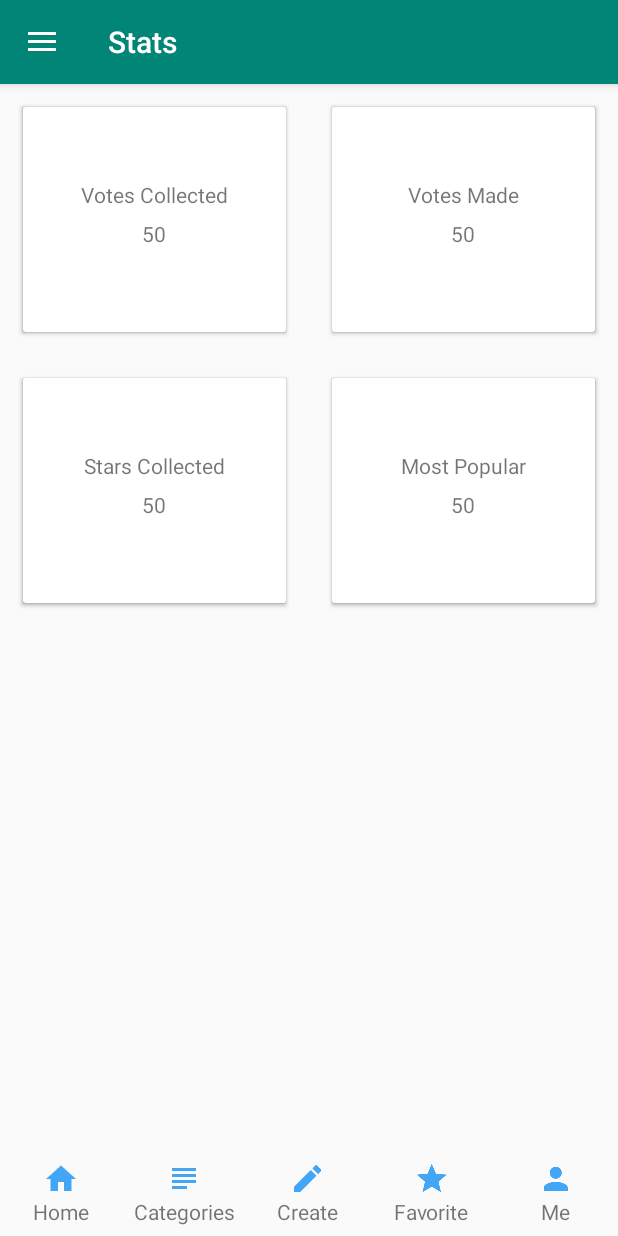
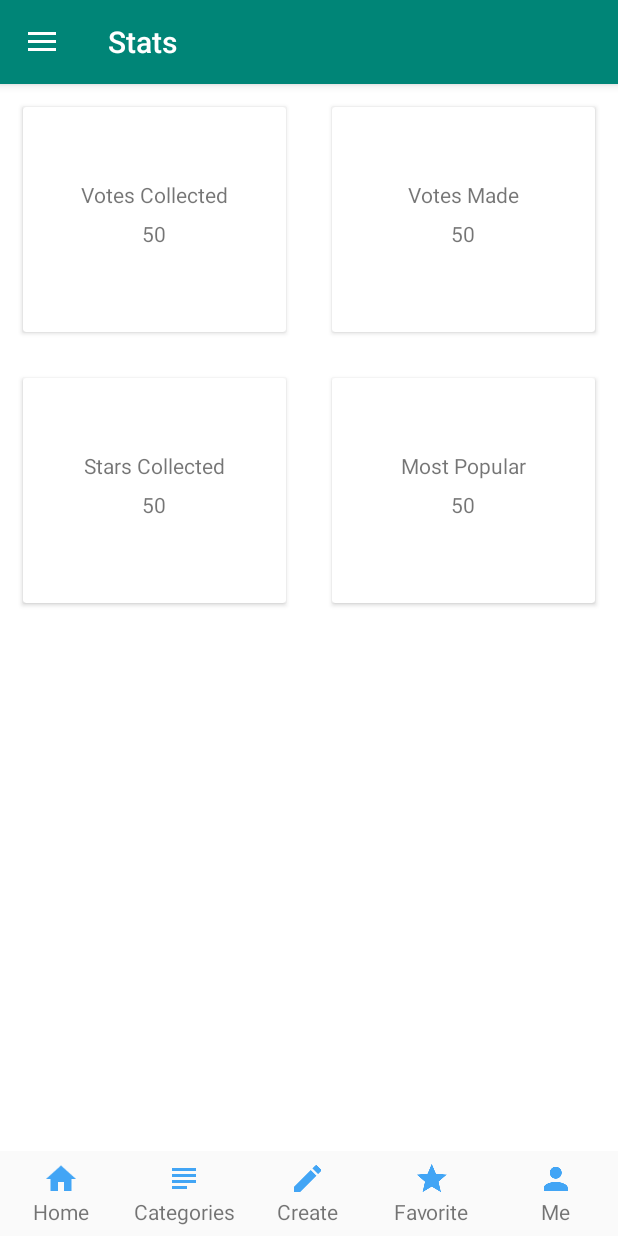
Before and after one commit to sam321pbs/stuckappv2, an Android app: the fragment StatsFragment placed in its activity, in the side drawer, after a tap on "Stats", on a phone screen of 412 x 824 dp. Run offline under Robolectric (Android 15) with nearby library versions, the phone set to English and light mode, and no system bars; our stand-ins replace CircleImageView, EventBus, Firebase (no records; nobody signed in at launch, a user with empty details on screens opened directly), Picasso; 2 statements that could not run were skipped.

Commit message:
changed background color

```diff
--- a/app/src/main/res/layout/fragment_stats.xml
+++ b/app/src/main/res/layout/fragment_stats.xml
@@ -3,6 +3,7 @@
     xmlns:custom="http://schemas.android.com/apk/res-auto"
     android:layout_width="match_parent"
     android:layout_height="match_parent"
+    android:background="@android:color/white"
     android:orientation="vertical">
 
     <LinearLayout
```
